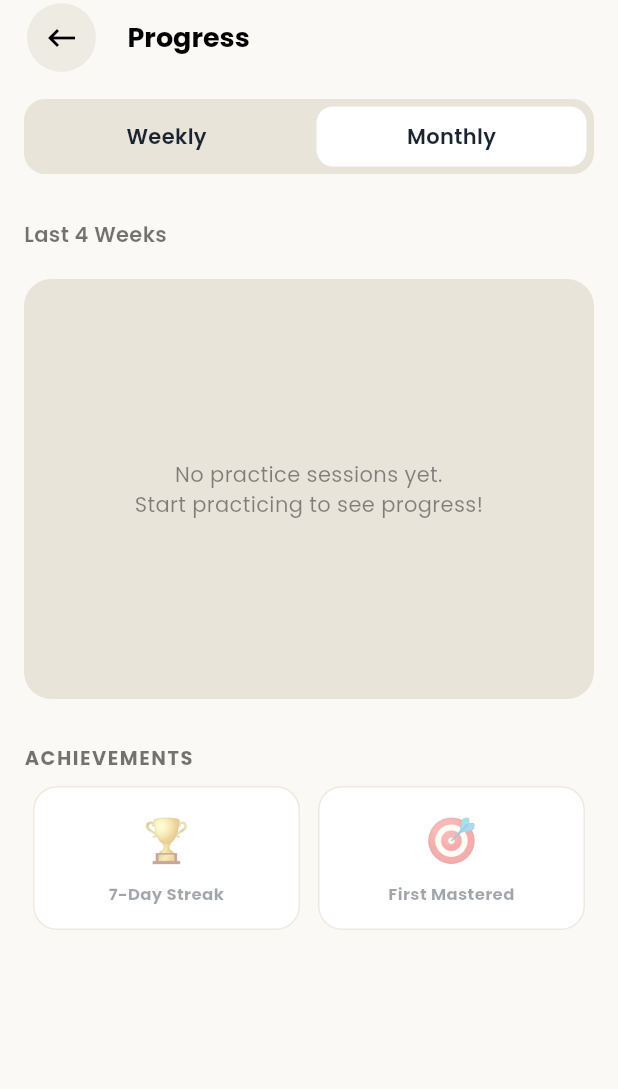
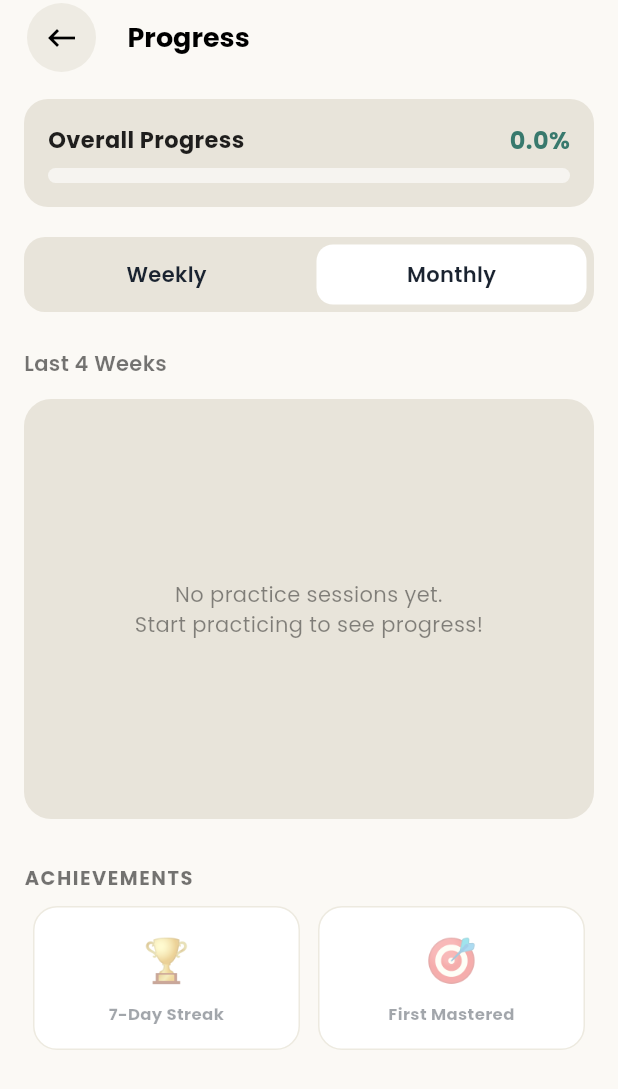
Before and after one commit to alamgeermalik75-a11y/speecheasy-frontend, a Flutter app: the ProgressScreen screen opened directly, after a tap on "Monthly", on a phone screen of 412 x 824 dp. Shown: the top 1089 px of the screen. Run offline on Flutter 3.47's test engine with Material 3 defaults, Android fonts, the phone set to English and light mode, and no system bars; our stand-ins replace firebase_auth, firebase_core, flutter_local_notifications, flutter_tts, font_awesome_flutter, google_fonts and 7 more; missing offline and left inert: dart:js_interop, google_sign_in_web, record; accounts and stored records are empty; network calls fail.

Commit message:
feat(progress): integrate dynamic progress overview and sequential gating

```diff
--- a/lib/controllers/progress_controller.dart
+++ b/lib/controllers/progress_controller.dart
@@ -1,22 +1,85 @@
 import 'package:flutter/foundation.dart';
 import '../models/attempt.dart';
+import '../services/core_backend_service.dart';
 import '../services/storage_service.dart';
 import '../utils/constants.dart';
 
 class ProgressController extends ChangeNotifier {
   final StorageService _storage = StorageService();
+  final CoreBackendService _backend = CoreBackendService();
 
   final Map<PracticeLevel, int> completion = {
     for (final l in PracticeLevel.values) l: 0,
   };
 
+  final Map<PracticeLevel, bool> completed = {
+    for (final l in PracticeLevel.values) l: false,
+  };
+
+  final Map<PracticeLevel, bool> unlocked = {
+    for (final l in PracticeLevel.values) l: l == PracticeLevel.words,
+  };
+
+  double alphabetProgress = 0.0;
+  double overallProgress = 0.0;
+  int dailyProgress = 0;
+  int weeklyProgress = 0;
+  int monthlyProgress = 0;
+
   String? _currentAlphabet;
+  String? get currentAlphabet => _currentAlphabet;
+
+  bool isLevelUnlocked(PracticeLevel level) {
+    return unlocked[level] ?? (level == PracticeLevel.words);
+  }
+
+  bool isLevelCompleted(PracticeLevel level) {
+    return completed[level] ?? false;
+  }
 
   Future<void> loadForAlphabet(String alphabetName) async {
     _currentAlphabet = alphabetName;
+
+    // 1. Try to fetch from backend source of truth
+    try {
+      final overview = await _backend.getProgressOverview(alphabetName: alphabetName);
+      if (overview != null) {
+        alphabetProgress = (overview['alphabet_progress'] as num?)?.toDouble() ?? 0.0;
+        overallProgress = (overview['overall_progress'] as num?)?.toDouble() ?? 0.0;
+        dailyProgress = (overview['daily_progress'] as num?)?.toInt() ?? 0;
+        weeklyProgress = (overview['weekly_progress'] as num?)?.toInt() ?? 0;
+        monthlyProgress = (overview['monthly_progress'] as num?)?.toInt() ?? 0;
+
+        final cats = overview['categories'] as Map<String, dynamic>? ?? {};
+        bool prevComp = true;
+        for (final level in PracticeLevel.values) {
+          final cat = cats[level.name] as Map<String, dynamic>?;
+          if (cat != null) {
+            completion[level] = ((cat['score_percentage'] as num?)?.toDouble() ?? 0.0).round();
+            completed[level] = (cat['is_completed'] as bool?) ?? false;
+            unlocked[level] = (cat['is_unlocked'] as bool?) ?? prevComp;
+            prevComp = completed[level]!;
+          } else {
+            completion[level] = 0;
+            completed[level] = false;
+            unlocked[level] = prevComp;
+          }
+        }
+        notifyListeners();
+        return;
+      }
+    } catch (_) {}
+
+    // 2. Fallback to local storage if backend offline
+    bool prevCompFallback = true;
     for (final level in PracticeLevel.values) {
-      completion[level] = await _storage.getLevelCompletion(alphabetName, level);
+      final score = await _storage.getLevelCompletion(alphabetName, level);
+      completion[level] = score;
+      completed[level] = score >= 100;
+      unlocked[level] = prevCompFallback;
+      prevCompFallback = completed[level]!;
     }
+    alphabetProgress = completion.values.fold(0.0, (sum, v) => sum + (v * 0.20));
     notifyListeners();
   }
 
@@ -26,14 +89,45 @@ class ProgressController extends ChangeNotifier {
     required int score,
   }) async {
     if (_currentAlphabet == null) return;
+    final alpha = _currentAlphabet!;
+
+    // 1. Send to backend immediately
+    try {
+      final res = await _backend.recordAttempt(
+        itemId: itemId,
+        alphabetName: alpha,
+        levelKey: level.name,
+        score: score,
+      );
+      if (res != null) {
+        if (res['category_progress'] != null) {
+          completion[level] = ((res['category_progress'] as num).toDouble()).round();
+        }
+        if (res['is_category_completed'] != null) {
+          completed[level] = res['is_category_completed'] as bool;
+        }
+        if (res['alphabet_progress'] != null) {
+          alphabetProgress = (res['alphabet_progress'] as num).toDouble();
+        }
+        if (res['overall_progress'] != null) {
+          overallProgress = (res['overall_progress'] as num).toDouble();
+        }
+      }
+    } catch (e) {
+      debugPrint('Error recording attempt to backend: $e');
+    }
+
+    // 2. Save locally for offline cache
     await _storage.saveAttempt(AttemptRecord(
       itemId: itemId,
-      alphabetName: _currentAlphabet!,
+      alphabetName: alpha,
       levelKey: level.name,
       score: score,
       timestamp: DateTime.now(),
     ));
-    await loadForAlphabet(_currentAlphabet!);
+
+    // 3. Reload full progress from backend to refresh sequential unlocks
+    await loadForAlphabet(alpha);
   }
 
   Future<List<AttemptRecord>> historyFor(String itemId) async {
--- a/lib/services/core_backend_service.dart
+++ b/lib/services/core_backend_service.dart
@@ -415,6 +415,22 @@ class CoreBackendService {
     }
   }
 
+  Future<Map<String, dynamic>?> getProgressOverview({String? alphabetName}) async {
+    try {
+      var url = '$_baseUrl/attempts/overview';
+      if (alphabetName != null) {
+        url += '?alphabet_name=$alphabetName';
+      }
+      final res = await http.get(Uri.parse(url), headers: await _getHeaders());
+      if (res.statusCode == 200) {
+        return jsonDecode(res.body) as Map<String, dynamic>;
+      }
+      return null;
+    } catch (_) {
+      return null;
+    }
+  }
+
   // --- Notifications ---
   Future<List<Map<String, dynamic>>> getNotifications() async {
     try {
--- a/lib/views/screens/bottom_navigation/progress_screen.dart
+++ b/lib/views/screens/bottom_navigation/progress_screen.dart
@@ -17,6 +17,13 @@ class _ProgressScreenState extends State<ProgressScreen> {
   bool isWeekly = true;
   bool isLoading = true;
   List<Map<String, dynamic>> attempts = [];
+  Map<String, dynamic>? overview;
+  double overallProgress = 0.0;
+  String currentAlphabet = '';
+  double currentAlphabetProgress = 0.0;
+  int dailyProgress = 0;
+  int weeklyProgress = 0;
+  int monthlyProgress = 0;
 
   String get currentUid => AuthService.instance.currentUid ?? (FirebaseAuth.instance.currentUser?.uid ?? '');
 
@@ -30,10 +37,20 @@ class _ProgressScreenState extends State<ProgressScreen> {
     setState(() => isLoading = true);
     try {
       final data = await CoreBackendService().getAttemptHistory();
+      final ov = await CoreBackendService().getProgressOverview();
 
       if (mounted) {
         setState(() {
           attempts = List<Map<String, dynamic>>.from(data);
+          overview = ov;
+          if (ov != null) {
+            overallProgress = (ov['overall_progress'] as num?)?.toDouble() ?? 0.0;
+            currentAlphabet = ov['alphabet_name']?.toString() ?? '';
+            currentAlphabetProgress = (ov['alphabet_progress'] as num?)?.toDouble() ?? 0.0;
+            dailyProgress = (ov['daily_progress'] as num?)?.toInt() ?? 0;
+            weeklyProgress = (ov['weekly_progress'] as num?)?.toInt() ?? 0;
+            monthlyProgress = (ov['monthly_progress'] as num?)?.toInt() ?? 0;
+          }
           isLoading = false;
         });
       }
@@ -42,6 +59,7 @@ class _ProgressScreenState extends State<ProgressScreen> {
       if (mounted) setState(() => isLoading = false);
     }
   }
+
   List<Map<String, dynamic>> getChartData() {
     if (attempts.isEmpty) return [];
 
@@ -144,6 +162,7 @@ class _ProgressScreenState extends State<ProgressScreen> {
       }).toList(),
     );
   }
+
   Widget buildAchievements() {
     final unlocked = getAchievements();
     final items = [
@@ -182,6 +201,7 @@ class _ProgressScreenState extends State<ProgressScreen> {
       }).toList(),
     );
   }
+
   Map<String, bool> getAchievements() {
     final now = DateTime.now();
     bool sevenDayStreak = true;
@@ -210,12 +230,13 @@ class _ProgressScreenState extends State<ProgressScreen> {
       'First Mastered': firstMastered,
     };
   }
+
   @override
   Widget build(BuildContext context) {
     return Scaffold(
       backgroundColor: const Color(0xFFFBF9F5),
       appBar: PreferredSize(
-        preferredSize:  Size.fromHeight(50.0),
+        preferredSize: const Size.fromHeight(50.0),
         child: Padding(
           padding: const EdgeInsets.symmetric(horizontal: 13),
           child: AppBar(
@@ -225,16 +246,16 @@ class _ProgressScreenState extends State<ProgressScreen> {
               padding: const EdgeInsets.symmetric(horizontal: 5),
               child: InkWell(
                 onTap: () {
-                  Navigator.push(context, MaterialPageRoute(builder: (context)=> BottomNavigation()));
+                  Navigator.push(context, MaterialPageRoute(builder: (context) => BottomNavigation()));
                 },
                 child: Container(
-                  child:  Icon(
-                    Icons.keyboard_backspace_sharp,
-                    color: Colors.black,
-                  ),
                   decoration: BoxDecoration(
                     color: const Color(0xFFBAB49B).withValues(alpha: 0.2),
                     shape: BoxShape.circle,
+                  ),
+                  child: const Icon(
+                    Icons.keyboard_backspace_sharp,
+                    color: Colors.black,
                   ),
                 ),
               ),
@@ -246,11 +267,66 @@ class _ProgressScreenState extends State<ProgressScreen> {
       ),
       body: isLoading
           ? const Center(child: CircularProgressIndicator())
-          : Padding(
+          : SingleChildScrollView(
               padding: const EdgeInsets.all(16),
               child: Column(
                 crossAxisAlignment: CrossAxisAlignment.start,
                 children: [
+                  // Overall Progress & Focus Alphabet Card
+                  Container(
+                    width: double.infinity,
+                    padding: const EdgeInsets.all(16),
+                    decoration: BoxDecoration(
+                      color: const Color(0xFFE8E4DA),
+                      borderRadius: BorderRadius.circular(16),
+                    ),
+                    child: Column(
+                      crossAxisAlignment: CrossAxisAlignment.start,
+                      children: [
+                        Row(
+                          mainAxisAlignment: MainAxisAlignment.spaceBetween,
+                          children: [
+                            Text(
+                              'Overall Progress',
+                              style: GoogleFonts.poppins(fontWeight: FontWeight.bold, fontSize: 15, color: Colors.black87),
+                            ),
+                            Text(
+                              '${overallProgress.toStringAsFixed(1)}%',
+                              style: GoogleFonts.poppins(fontWeight: FontWeight.bold, fontSize: 16, color: const Color(0xff38796D)),
+                            ),
+                          ],
+                        ),
+                        const SizedBox(height: 8),
+                        ClipRRect(
+                          borderRadius: BorderRadius.circular(8),
+                          child: LinearProgressIndicator(
+                            value: (overallProgress / 100).clamp(0.0, 1.0),
+                            backgroundColor: Colors.white60,
+                            color: const Color(0xff38796D),
+                            minHeight: 10,
+                          ),
+                        ),
+                        if (currentAlphabet.isNotEmpty) ...[
+                          const SizedBox(height: 12),
+                          Row(
+                            mainAxisAlignment: MainAxisAlignment.spaceBetween,
+                            children: [
+                              Text(
+                                'Current Sound: $currentAlphabet',
+                                style: GoogleFonts.poppins(fontSize: 13, color: Colors.black87, fontWeight: FontWeight.w500),
+                              ),
+                              Text(
+                                '${currentAlphabetProgress.toStringAsFixed(0)}%',
+                                style: GoogleFonts.poppins(fontSize: 13, color: const Color(0xff38796D), fontWeight: FontWeight.w600),
+                              ),
+                            ],
+                          ),
+                        ],
+                      ],
+                    ),
+                  ),
+                  const SizedBox(height: 20),
+                  // Toggle Button Weekly / Monthly
                   Container(
                     height: 50,
                     decoration: BoxDecoration(
@@ -264,7 +340,7 @@ class _ProgressScreenState extends State<ProgressScreen> {
                       ],
                     ),
                   ),
-            const SizedBox(height: 30),
+                  const SizedBox(height: 24),
                   Text(
                     isWeekly ? 'Last 7 Days' : 'Last 4 Weeks',
                     style: GoogleFonts.poppins(
@@ -272,12 +348,12 @@ class _ProgressScreenState extends State<ProgressScreen> {
                       color: Colors.black54,
                     ),
                   ),
-            const SizedBox(height: 20),
+                  const SizedBox(height: 14),
                   Container(
-              padding: EdgeInsets.symmetric(horizontal: 10, vertical: 10),
+                    padding: const EdgeInsets.symmetric(horizontal: 10, vertical: 10),
                     decoration: BoxDecoration(
-                color: Color(0xFFE8E4DA),
-                borderRadius: BorderRadius.circular(18)
+                      color: const Color(0xFFE8E4DA),
+                      borderRadius: BorderRadius.circular(18),
                     ),
                     child: SizedBox(
                       height: 260,
@@ -292,17 +368,17 @@ class _ProgressScreenState extends State<ProgressScreen> {
                           : buildChart(),
                     ),
                   ),
-             SizedBox(height: 30),
+                  const SizedBox(height: 30),
                   Text(
                     'ACHIEVEMENTS',
                     style: GoogleFonts.poppins(
                       fontSize: 13,
                       color: Colors.black54,
                       letterSpacing: 1,
-                fontWeight: FontWeight.bold
+                      fontWeight: FontWeight.bold,
                     ),
                   ),
-             SizedBox(height: 10),
+                  const SizedBox(height: 10),
                   buildAchievements(),
                 ],
               ),
```
Also changed, not shown: lib/services/api_service.dart (+16 -10 lines), lib/views/screens/sounddetailscreens3.dart (+2 -9 lines). Lines whose indentation alone changed are shown as unchanged.
